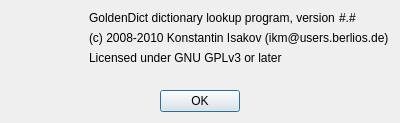
Before: the Qt Designer form about.ui in goldendict/goldendict, drawn with Qt 5.
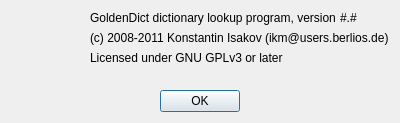
After: the same form once the commit is applied. Icons and pictures are not drawn.

The edit to the form file:
```diff
--- a/about.ui
+++ b/about.ui
@@ -67,7 +67,7 @@
        <item>
         <widget class="QLabel" name="label_2">
          <property name="text">
-          <string>(c) 2008-2010 Konstantin Isakov (ikm@users.berlios.de)</string>
+          <string>(c) 2008-2011 Konstantin Isakov (ikm@users.berlios.de)</string>
          </property>
          <property name="alignment">
           <set>Qt::AlignLeading|Qt::AlignLeft|Qt::AlignVCenter</set>
```
